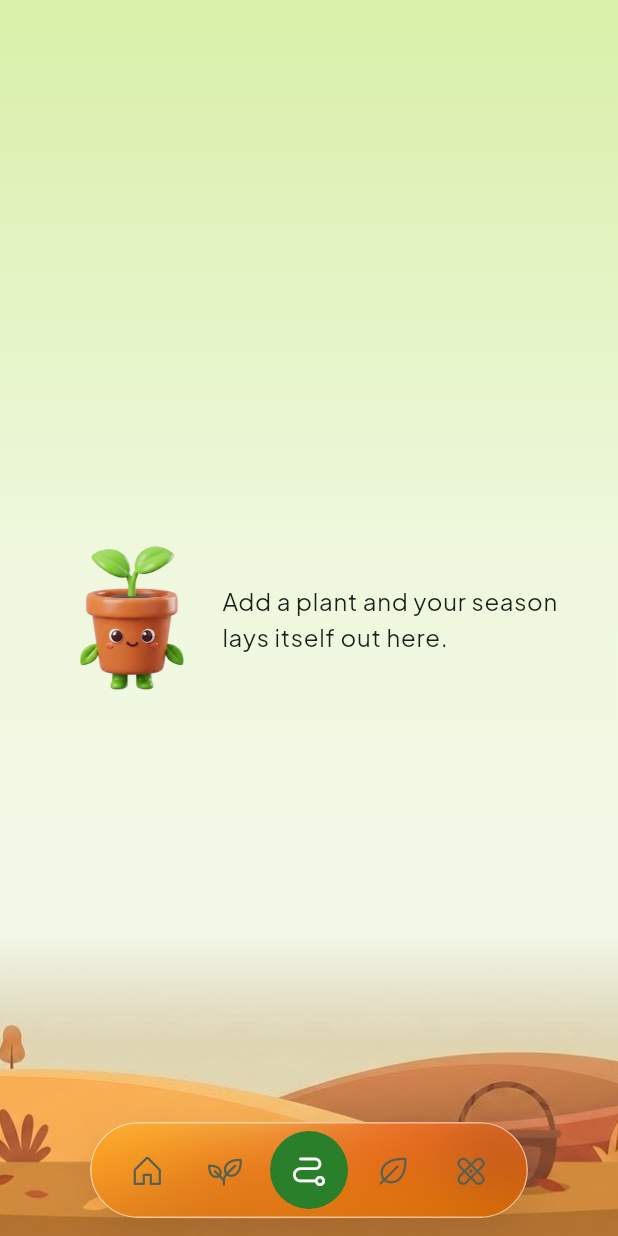
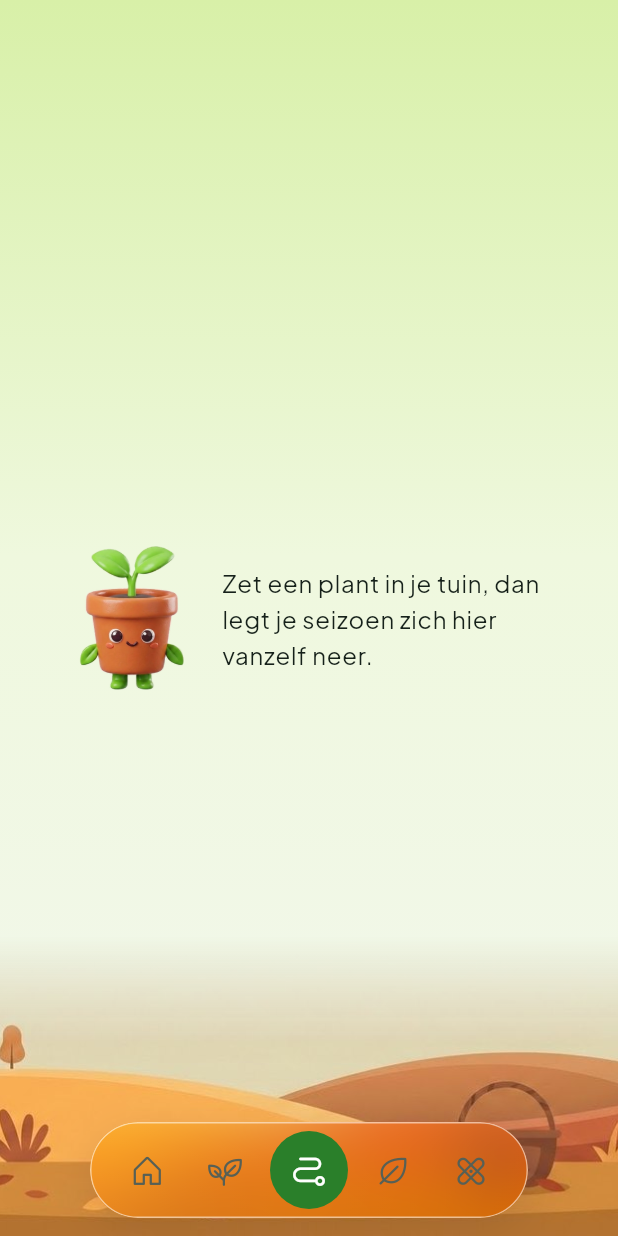
Before and after one commit to NeilAlvn/cropsy-mobile, a Flutter app: the AppShell screen opened directly, item 3 of the bottom bar chosen, on a phone screen of 412 x 824 dp. Run offline on Flutter 3.47's test engine with Material 3 defaults, Android fonts, the phone set to English and light mode, and no system bars; our stand-ins replace drift, flutter_local_notifications, geolocator, google_fonts, image_picker, supabase_flutter and 2 more; missing offline and left inert: purchases_flutter; accounts and stored records are empty; generated files the repository leaves out were written again.

Commit message:
The mascot gets its copy deck, in Dutch and English
PRD §6 asks for one voice, written once, in both languages. lib/l10n/mascot_lines.dart
is that deck: empty states, the "not behind" sentences, the frost markers, the
weather changes, the streak, the scan misses, onboarding. Dutch is written first
because Dutch is the launch language.

lib/l10n/app_lang.dart holds the live language, taken from the profile so it
syncs with the account, and `LocalizedText.of(context)` picks a side. The
Settings switch now moves the live value, not only the stored one, so the app
answers immediately. MascotSays.say() takes a deck line instead of a string.

The not-behind sentence is generated in both languages, including the Dutch
singular and plural of "volgende stap schuift mee", and the test holds the §7.2
rule: neither language may ever say overdue.

Wired so far: the season path's empty state, the harvest tally, a plant's empty
path, both scan misses and the not-behind sheet. The rest of the interface is
still English and moves in its own pass.

Co-Authored-By: Claude Opus 5 <noreply@anthropic.com>

```diff
--- a/lib/design/mascot.dart
+++ b/lib/design/mascot.dart
@@ -5,6 +5,9 @@
 library;
 
 import 'package:flutter/material.dart';
+
+import '../l10n/app_lang.dart';
+import '../timing/types.dart';
 
 
 enum MascotPose {
@@ -61,9 +64,21 @@ class Mascot extends StatelessWidget {
 /// A line the mascot says, next to its pose. Used for empty states, plan
 /// changes and the "not behind" sheet.
 class MascotSays extends StatelessWidget {
-  const MascotSays({super.key, required this.pose, required this.text, this.size = 56});
+  const MascotSays({super.key, required this.pose, required this.text, this.size = 56})
+      : line = null;
+
+  /// The deck's own lines (lib/l10n/mascot_lines.dart), which carry both
+  /// languages and pick one at build time.
+  const MascotSays.say({
+    super.key,
+    required this.pose,
+    required LocalizedText this.line,
+    this.size = 56,
+  }) : text = '';
+
   final MascotPose pose;
   final String text;
+  final LocalizedText? line;
   final double size;
 
   @override
@@ -73,7 +88,12 @@ class MascotSays extends StatelessWidget {
       children: [
         Mascot(pose, size: size),
         const SizedBox(width: 12),
-        Expanded(child: Text(text, style: Theme.of(context).textTheme.bodyLarge)),
+        Expanded(
+          child: Text(
+            line?.of(context) ?? text,
+            style: Theme.of(context).textTheme.bodyLarge,
+          ),
+        ),
       ],
     );
   }
--- a/lib/features/garden/log_node_flow.dart
+++ b/lib/features/garden/log_node_flow.dart
@@ -17,6 +17,7 @@ import '../../design/typography.dart';
 import '../../timing/dates.dart';
 import '../../timing/replan.dart';
 import '../../timing/types.dart';
+import '../../l10n/mascot_lines.dart';
 import 'garden_repository.dart';
 
 MascotPose poseForNode(NodeKind k) => switch (k) {
@@ -28,6 +29,18 @@ MascotPose poseForNode(NodeKind k) => switch (k) {
       NodeKind.water => MascotPose.watering,
       NodeKind.harvest => MascotPose.celebrating,
       NodeKind.harvested => MascotPose.celebrating,
+    };
+
+/// The step's name in both languages, for the deck's own sentences.
+LocalizedText nodeKindLine(NodeKind k) => switch (k) {
+      NodeKind.sow => const LocalizedText(nl: 'Zaaien', en: 'Sow'),
+      NodeKind.potOn => const LocalizedText(nl: 'Verpotten', en: 'Pot on'),
+      NodeKind.transplant => const LocalizedText(nl: 'Uitplanten', en: 'Plant out'),
+      NodeKind.thin => const LocalizedText(nl: 'Uitdunnen', en: 'Thin seedlings'),
+      NodeKind.feed => const LocalizedText(nl: 'Bijmesten', en: 'Feed'),
+      NodeKind.water => const LocalizedText(nl: 'Water geven', en: 'Water'),
+      NodeKind.harvest => const LocalizedText(nl: 'Oogstvenster', en: 'Harvest window'),
+      NodeKind.harvested => const LocalizedText(nl: 'Geoogst', en: 'Harvested'),
     };
 
 String nodeKindTitle(NodeKind k) => switch (k) {
@@ -179,13 +192,16 @@ class _NotBehindSheet extends StatelessWidget {
           mainAxisSize: MainAxisSize.min,
           crossAxisAlignment: CrossAxisAlignment.start,
           children: [
-            MascotSays(
+            MascotSays.say(
               pose: result.warnings.isEmpty ? MascotPose.shrug : MascotPose.frost,
-              text: d == 0
-                  ? 'Logged. Nothing else needed to move.'
-                  : "You're not behind. ${nodeKindTitle(anchor.kind)} was ${d.abs()} days "
-                      "${d > 0 ? 'later' : 'earlier'} than planned, so $moved upcoming "
-                      "step${moved == 1 ? '' : 's'} moved with it.",
+              line: d == 0
+                  ? MascotLines.notBehindNothingMoved
+                  : MascotLines.notBehind(
+                      step: nodeKindLine(anchor.kind),
+                      days: d.abs(),
+                      later: d > 0,
+                      moved: moved,
+                    ),
             ),
             for (final w in result.warnings) ...[
               const SizedBox(height: 12),
--- a/lib/features/garden/timeline_view.dart
+++ b/lib/features/garden/timeline_view.dart
@@ -5,6 +5,7 @@
 library;
 
 import 'package:flutter/material.dart';
+import '../../l10n/mascot_lines.dart';
 import '../../design/icons.dart';
 
 import '../../design/colors.dart';
@@ -49,9 +50,9 @@ class _TimelineViewState extends State<TimelineView> {
         final nodes = snap.data ?? const [];
         if (snap.connectionState != ConnectionState.done) return const SizedBox.shrink();
         if (nodes.isEmpty) {
-          return const MascotSays(
+          return const MascotSays.say(
             pose: MascotPose.idle,
-            text: 'No path yet. Press Start when this plant goes in. The path builds itself.',
+            line: MascotLines.pathEmpty,
           );
         }
         final today = repo.today;
--- a/lib/features/harvest/harvest_screen.dart
+++ b/lib/features/harvest/harvest_screen.dart
@@ -4,6 +4,7 @@
 library;
 
 import 'package:flutter/material.dart';
+import '../../l10n/mascot_lines.dart';
 import 'package:intl/intl.dart';
 
 import '../../db/database.dart';
@@ -37,7 +38,7 @@ class HarvestScreen extends StatelessWidget {
               if (tally != null) _HeroCard(tally: tally, count: rows.length),
               const SizedBox(height: 24),
               if (rows.isEmpty)
-                const MascotSays(pose: MascotPose.holdingSeedling, text: 'Nothing picked yet. Log a harvest from a plant and the tally starts.')
+                const MascotSays.say(pose: MascotPose.holdingSeedling, line: MascotLines.harvestEmpty)
               else ...[
                 SectionHeader('Your harvests'),
                 for (final r in rows)
--- a/lib/features/scan/scan_screen.dart
+++ b/lib/features/scan/scan_screen.dart
@@ -5,6 +5,8 @@
 library;
 
 import 'dart:io';
+import '../../l10n/app_lang.dart';
+import '../../l10n/mascot_lines.dart';
 
 import 'package:flutter/material.dart';
 import '../../design/icons.dart';
@@ -54,7 +56,7 @@ class _ScanScreenState extends State<ScanScreen> {
     if (photo == null || !mounted) return;
     final token = AuthScope.maybeOf(context)?.accessToken;
     if (token == null) {
-      setState(() => _message = 'Sign in first (Settings). Scans are counted per account.');
+      setState(() => _message = MascotLines.scanSignIn.of(context));
       return;
     }
     setState(() => _busy = true);
@@ -150,7 +152,7 @@ class _Results extends StatelessWidget {
   Widget build(BuildContext context) {
     final repo = RepositoryScope.of(context);
     if (result.reason == 'not_a_plant') {
-      return const MascotSays(pose: MascotPose.shrug, text: "That does not look like a plant. We're experts in fruits and veggies. Try a leaf or a fruit.");
+      return const MascotSays.say(pose: MascotPose.shrug, line: MascotLines.scanNotAPlant);
     }
     if (result.suggestions.isEmpty) {
       return MascotSays(pose: MascotPose.shrug, text: identify ? 'No match. Try a closer shot of a leaf or flower, or search by name.' : (result.healthy == true ? 'Looks healthy from here.' : 'Nothing recognisable. Browse the common problems below instead.'));
--- a/lib/features/season/season_screen.dart
+++ b/lib/features/season/season_screen.dart
@@ -12,6 +12,7 @@
 library;
 
 import 'package:flutter/material.dart';
+import '../../l10n/mascot_lines.dart';
 import '../../design/icons.dart';
 
 import '../../design/colors.dart';
@@ -269,10 +270,10 @@ class _SeasonScreenState extends State<SeasonScreen> {
                 return const Center(
                   child: Padding(
                     padding: EdgeInsets.all(40),
-                    child: MascotSays(
+                    child: MascotSays.say(
                       pose: MascotPose.idle,
                       size: 96,
-                      text: 'Add a plant and your season lays itself out here.',
+                      line: MascotLines.seasonEmpty,
                     ),
                   ),
                 );
--- a/lib/features/settings/settings_screen.dart
+++ b/lib/features/settings/settings_screen.dart
@@ -16,6 +16,7 @@ import '../../db/database.dart';
 import '../../design/colors.dart';
 import '../../design/components.dart';
 import '../../design/theme_mode.dart';
+import '../../l10n/app_lang.dart';
 import '../../design/typography.dart';
 import '../../purchases/purchase_service.dart';
 import '../../sync/auth_service.dart';
@@ -165,6 +166,7 @@ class _SettingsScreenState extends State<SettingsScreen> {
                 segments: const [ButtonSegment(value: 'nl', label: Text('Nederlands')), ButtonSegment(value: 'en', label: Text('English'))],
                 selected: {lang},
                 onSelectionChanged: (v) async {
+                  AppLangScope.of(context).code = v.first;
                   await repo.saveProfile(lang: v.first);
                   if (context.mounted) setState(() {});
                 },
@@ -172,7 +174,11 @@ class _SettingsScreenState extends State<SettingsScreen> {
             },
           ),
           const SizedBox(height: 4),
-          Text('Crop content ships in both languages; the interface follows in the content update.', style: AppText.caption(context)),
+          Text(
+            'Crop content and the mascot speak both languages. The rest of the '
+            'interface follows in the content update.',
+            style: AppText.caption(context),
+          ),
           const SizedBox(height: 24),
           SectionHeader('Help'),
           for (final (q, a) in _faq)
--- /dev/null
+++ b/lib/l10n/app_lang.dart
@@ -0,0 +1,36 @@
+/// Which language the app speaks.
+///
+/// Dutch first, English second (PRD §4). The choice lives on the profile, so it
+/// syncs with the account; this holds the live value and tells the widgets that
+/// read it when it changes.
+library;
+
+import 'package:flutter/widgets.dart';
+
+import '../timing/types.dart';
+
+class AppLang extends ChangeNotifier {
+  AppLang([String code = 'nl']) : _code = code;
+
+  String _code;
+  String get code => _code;
+  bool get isDutch => _code == 'nl';
+
+  set code(String value) {
+    if (value == _code) return;
+    _code = value;
+    notifyListeners();
+  }
+}
+
+class AppLangScope extends InheritedNotifier<AppLang> {
+  const AppLangScope({super.key, required AppLang super.notifier, required super.child});
+
+  static AppLang of(BuildContext context) =>
+      context.dependOnInheritedWidgetOfExactType<AppLangScope>()?.notifier ?? AppLang();
+}
+
+extension Spoken on LocalizedText {
+  /// The side of this text the reader actually wants.
+  String of(BuildContext context) => AppLangScope.of(context).isDutch ? nl : en;
+}
--- /dev/null
+++ b/lib/l10n/mascot_lines.dart
@@ -0,0 +1,190 @@
+/// The mascot's copy deck (PRD §6).
+///
+/// One voice, two languages, written once and kept here rather than inline in
+/// screens. Tone: warm, short, never guilt. The mascot explains what changed
+/// and what to do next; it never sells, and it never says "overdue".
+///
+/// Dutch is the launch language, so `nl` is written first and `en` follows it
+/// rather than the other way round.
+library;
+
+import '../timing/types.dart';
+
+/// Every line the mascot can say, keyed by where it says it.
+abstract final class MascotLines {
+  // ── empty states (base 8.16) ──────────────────────────────────────────────
+  static const seasonEmpty = LocalizedText(
+    nl: 'Zet een plant in je tuin, dan legt je seizoen zich hier vanzelf neer.',
+    en: 'Add a plant and your season lays itself out here.',
+  );
+
+  static const gardenPlanningEmpty = LocalizedText(
+    nl: 'Nog niets gepland. Tik "Plan het" bij een gewas en het komt hier te staan.',
+    en: 'Nothing planned yet. Tap "Plan it" on a crop and it lands here.',
+  );
+
+  static const gardenGrowingEmpty = LocalizedText(
+    nl: 'Nog niets aan het groeien. Start een geplant gewas, dan begint het pad.',
+    en: 'Nothing growing yet. Start a planned crop and the path begins.',
+  );
+
+  static const harvestEmpty = LocalizedText(
+    nl: 'Nog niets geoogst. Log je eerste oogst, dan begint de teller te lopen.',
+    en: 'Nothing picked yet. Log a harvest and the tally starts.',
+  );
+
+  static const pathEmpty = LocalizedText(
+    nl: 'Nog geen pad. Druk op Start als deze plant de grond in gaat, het pad bouwt zichzelf.',
+    en: 'No path yet. Press Start when this plant goes in. The path builds itself.',
+  );
+
+  // ── the plan moved, nobody is behind (PRD §7.2) ───────────────────────────
+  static const notBehindNothingMoved = LocalizedText(
+    nl: 'Genoteerd. De rest van het plan hoefde niet te schuiven.',
+    en: 'Logged. Nothing else needed to move.',
+  );
+
+  /// Takes the step, the number of days and how many later steps followed.
+  static LocalizedText notBehind({
+    required LocalizedText step,
+    required int days,
+    required bool later,
+    required int moved,
+  }) =>
+      LocalizedText(
+        nl: 'Je loopt niet achter. ${step.nl} was $days dagen '
+            '${later ? 'later' : 'eerder'} dan gepland, dus $moved volgende '
+            '${moved == 1 ? 'stap schuift' : 'stappen schuiven'} mee.',
+        en: "You're not behind. ${step.en} was $days days "
+            '${later ? 'later' : 'earlier'} than planned, so $moved upcoming '
+            '${moved == 1 ? 'step moves' : 'steps move'} with it.',
+      );
+
+  static const frostWarning = LocalizedText(
+    nl: 'Let op: de nieuwe oogstdatum valt vlak bij de eerste vorst. Doorgaan '
+        'mag, een snellere variëteit is veiliger.',
+    en: 'Careful: the new harvest date lands near the first frost. Growing it '
+        'anyway is fine, a faster variety is safer.',
+  );
+
+  // ── the season's own markers ──────────────────────────────────────────────
+  static const ijsheiligen = LocalizedText(
+    nl: 'De ijsheiligen, 11 tot en met 15 mei. Nachtvorst in deze week is in '
+        'Nederland heel gewoon, dus tomaat, courgette en basilicum blijven tot '
+        'daarna binnen of onder een doek.',
+    en: 'The ice saints, 11 to 15 May. A late night frost in this week is '
+        'common in the Netherlands, so tomatoes, courgettes and basil stay '
+        'under cover until it passes.',
+  );
+
+  static const lastFrost = LocalizedText(
+    nl: 'De gemiddelde laatste voorjaarsvorst voor jouw regio. Elke zaaidatum '
+        'in de app telt vanaf hier, en een gemiddelde is geen belofte: kijk de '
+        'dagen ervoor en erna naar het weerbericht.',
+    en: 'The average last spring frost for your region. Every sowing date in '
+        'the app is counted from it, and an average is not a promise: watch '
+        'the forecast either side of it.',
+  );
+
+  static const firstFrost = LocalizedText(
+    nl: 'De gemiddelde eerste najaarsvorst voor jouw regio. Oogstvensters '
+        'tellen hiervandaan terug, dus wat na deze datum nog moet rijpen, '
+        'leeft op geleende tijd.',
+    en: 'The average first autumn frost for your region. Harvest windows are '
+        'counted back from it, so anything still ripening after this date is '
+        'on borrowed time.',
+  );
+
+  static const recap = LocalizedText(
+    nl: 'Eind december telt het seizoen op: wat je hebt geteeld, wat je hebt '
+        'geoogst en wat het je heeft bespaard.',
+    en: 'At the end of December the season adds up: what you grew, what you '
+        'picked, and what it saved you.',
+  );
+
+  static const seedOrder = LocalizedText(
+    nl: 'Januari is zaadmaand. Bestel nu, dan ligt alles klaar als de grond '
+        'opwarmt.',
+    en: 'January is seed month. Order now and everything is ready when the '
+        'soil warms up.',
+  );
+
+  // ── the weather moved something (F4) ──────────────────────────────────────
+  static const rainSkipped = LocalizedText(
+    nl: 'De regen heeft het water geven overgenomen. Overgeslagen voor je, je '
+        'reeks telt gewoon door.',
+    en: 'Rain did the watering. Skipped for you, and your streak still counts.',
+  );
+
+  static const heatAhead = LocalizedText(
+    nl: 'Hitte op komst. Potten drogen binnen een dag uit, dus water geven '
+        'schuift naar voren.',
+    en: 'Heat on the way. Containers dry out in a day, so watering moves '
+        'earlier.',
+  );
+
+  static const soilCold = LocalizedText(
+    nl: 'De grond is nog te koud. Zaaien wacht tot het warmer wordt, dat '
+        'scheelt je een mislukte zaaibeurt.',
+    en: 'The soil is still too cold. Sowing waits until it warms up, which '
+        'saves you a failed sowing.',
+  );
+
+  // ── the streak, which is never a stick (PRD §7.5) ─────────────────────────
+  static const streakStart = LocalizedText(
+    nl: 'Vink één taak af, of sla er één over met een reden. Regen telt mee.',
+    en: 'Tick one task, or skip one with a reason. Rain counts.',
+  );
+
+  static LocalizedText streakGoing(int days) => LocalizedText(
+        nl: '$days ${days == 1 ? 'dag' : 'dagen'} op rij. Mooi bezig.',
+        en: '$days ${days == 1 ? 'day' : 'days'} in a row. Nicely done.',
+      );
+
+  static const streakBrokenBySeason = LocalizedText(
+    nl: 'In de winter valt er weinig te doen, dus je reeks pauzeert gewoon. '
+        'Hij pakt door zodra het seizoen dat ook doet.',
+    en: 'There is little to do in winter, so your streak simply pauses. It '
+        'picks up when the season does.',
+  );
+
+  // ── scanning, which is always a guess ─────────────────────────────────────
+  static const scanNotAPlant = LocalizedText(
+    nl: 'Dat lijkt geen plant. We zijn thuis in groente en fruit, probeer een '
+        'blad of een vrucht.',
+    en: 'That does not look like a plant. We know fruit and veg, so try a leaf '
+        'or a fruit.',
+  );
+
+  static const scanNoMatch = LocalizedText(
+    nl: 'Geen match. Probeer een scherpere foto van een blad of bloem, of zoek '
+        'op naam.',
+    en: 'No match. Try a closer shot of a leaf or flower, or search by name.',
+  );
+
+  static const scanHealthy = LocalizedText(
+    nl: 'Ziet er gezond uit van hieraf.',
+    en: 'Looks healthy from here.',
+  );
+
+  static const scanSignIn = LocalizedText(
+    nl: 'Log eerst in bij Instellingen. Scans tellen per account.',
+    en: 'Sign in first, under Settings. Scans are counted per account.',
+  );
+
+  // ── onboarding ────────────────────────────────────────────────────────────
+  static const welcome = LocalizedText(
+    nl: 'Hoi! Even kennismaken.',
+    en: "Hi! Let's get to know each other.",
+  );
+
+  static const buildingPlan = LocalizedText(
+    nl: 'Ik reken je seizoen door. Even geduld.',
+    en: 'Working out your season. One moment.',
+  );
+
+  static const planReady = LocalizedText(
+    nl: 'Je plan staat. Vanaf hier vertel ik je elke week wat er te doen is.',
+    en: 'Your plan is ready. From here I tell you what to do each week.',
+  );
+}
--- a/lib/main.dart
+++ b/lib/main.dart
@@ -13,6 +13,7 @@ import 'db/connection.dart';
 import 'design/brutal.dart';
 import 'design/colors.dart';
 import 'design/theme_mode.dart';
+import 'l10n/app_lang.dart';
 import 'features/app_shell.dart';
 import 'features/garden/garden_repository.dart';
 import 'features/onboarding/onboarding_screen.dart';
@@ -49,11 +50,13 @@ Future<void> main() async {
   final theme = AppTheme(
     initial: AppTheme.parse(await repo.meta(AppTheme.metaKey)),
   );
+  final lang = AppLang((await repo.profile())?.lang ?? 'nl');
   runApp(CropsyApp(
     repository: repo,
     auth: auth,
     purchases: purchases,
     theme: theme,
+    lang: lang,
   ));
 }
 
@@ -62,12 +65,14 @@ class CropsyApp extends StatelessWidget {
     super.key,
     required this.repository,
     required this.theme,
+    required this.lang,
     this.auth,
     this.purchases,
   });
 
   final GardenRepository repository;
   final AppTheme theme;
+  final AppLang lang;
   final AuthService? auth;
   final PurchaseService? purchases;
 
@@ -79,7 +84,9 @@ class CropsyApp extends StatelessWidget {
         auth: auth,
         child: PurchaseScope(
           purchases: purchases,
-          child: AppThemeScope(
+          child: AppLangScope(
+            notifier: lang,
+            child: AppThemeScope(
             notifier: theme,
             // The colour tokens are getters over the live scheme, so a scheme
             // change is answered by rebuilding the app, not by threading a
@@ -100,6 +107,7 @@ class CropsyApp extends StatelessWidget {
                 home: const _Root(),
               ),
             ),
+          ),
           ),
         ),
       ),
```
Also changed, not shown: 1 other file.
